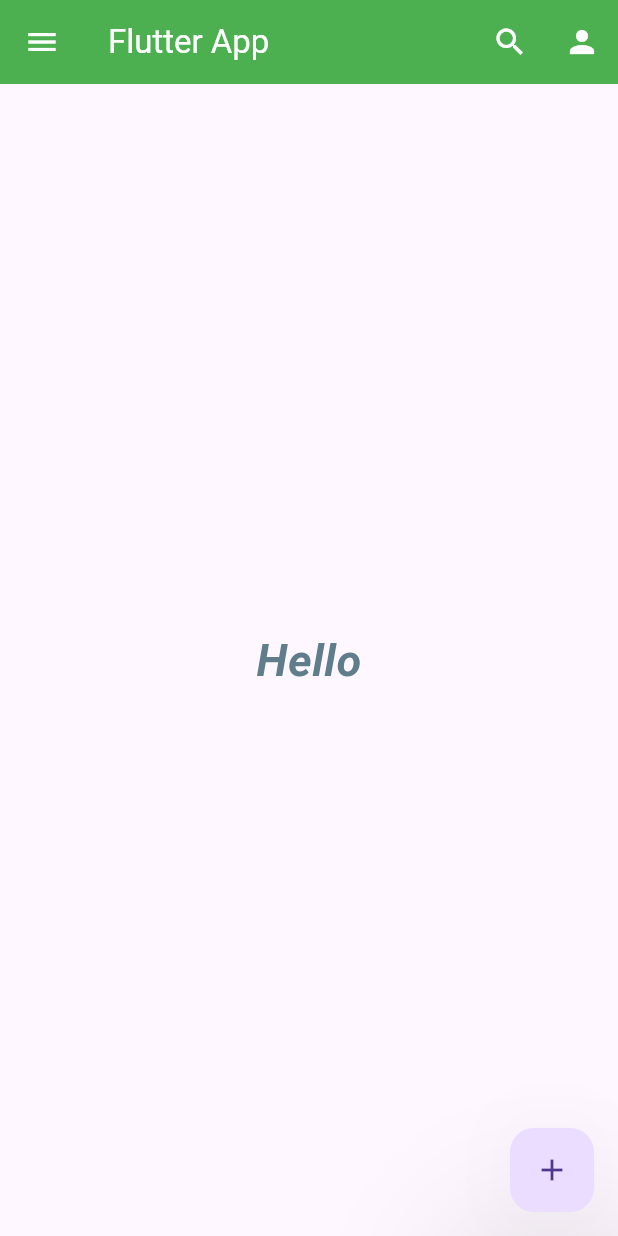
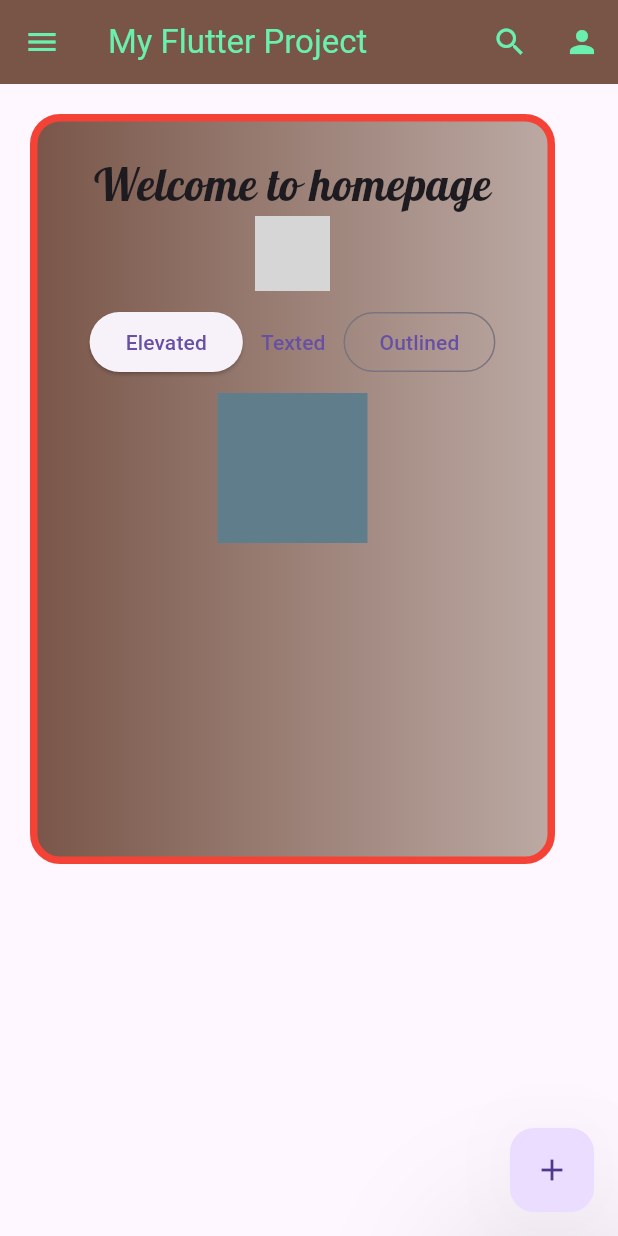
Before and after one commit to arpitadas348/project-1, a Flutter app: the screen it shows after launch, on a phone screen of 412 x 824 dp. Run offline on Flutter 3.47's test engine with Material 3 defaults, Android fonts, the phone set to English and light mode, and no system bars; our stand-ins replace google_fonts; grey boxes are pictures that could not be loaded.

Commit message:
first commit

```diff
--- a/lib/home_page.dart
+++ b/lib/home_page.dart
@@ -1,4 +1,5 @@
 import 'package:flutter/material.dart';
+import 'package:google_fonts/google_fonts.dart';
 
 class HomePage extends StatelessWidget {
   const HomePage({super.key});
@@ -7,9 +8,10 @@ class HomePage extends StatelessWidget {
   Widget build(BuildContext context) {
     return Scaffold(
       appBar: AppBar(
-        backgroundColor: Colors.green,
-        foregroundColor: Colors.white,
-        title: Text("Flutter App"),
+        // leading: Icon(Icons.home),
+        backgroundColor: Colors.brown,
+        foregroundColor: Colors.greenAccent,
+        title: Text("My Flutter Project"),
         actions: [
           IconButton(onPressed: () {}, icon: Icon(Icons.search)),
           IconButton(onPressed: () {}, icon: Icon(Icons.person)),
@@ -43,14 +45,67 @@ class HomePage extends StatelessWidget {
           ),
         ],
       ),
-      body: Center(
-        child: Text(
-          "Hello",
-          style: TextStyle(
-            fontSize: 30,
-            fontWeight: FontWeight.bold,
-            color: Colors.blueGrey,
-            fontStyle: FontStyle.italic,
+
+      body: SingleChildScrollView(
+        child: Container(
+          height: 500,
+          width: 350,
+          margin: EdgeInsets.all(20),
+          padding: EdgeInsets.all(20),
+          decoration: BoxDecoration(
+            gradient: LinearGradient(
+              colors: [Colors.brown, Colors.brown.shade200],
+            ),
+            border: Border.all(color: Colors.red, width: 5),
+            borderRadius: BorderRadius.all(Radius.circular(20)),
+          ),
+          child: Column(
+            // mainAxisAlignment: MainAxisAlignment.center,
+            children: [
+              Text(
+                "Welcome to homepage",
+                style: GoogleFonts.lobster(textStyle: TextStyle(fontSize: 30)),
+              ),
+              Image.asset('assets/images/flutter.png', height: 50),
+
+              Padding(
+                padding: const EdgeInsets.all(10.0),
+                child: Row(
+                  mainAxisAlignment: MainAxisAlignment.center,
+                  children: [
+                    ElevatedButton(
+                      onPressed: () {},
+                      style: ElevatedButton.styleFrom(
+                        // backgroundColor: Colors.brown,
+                        // foregroundColor: Colors.white,
+                        // fixedSize: Size(200, 20),
+                      ),
+                      child: Text("Elevated"),
+                    ),
+                    TextButton(
+                      onPressed: () {},
+                      style: TextButton.styleFrom(
+                        // backgroundColor: Colors.brown,
+                        // foregroundColor: Colors.white,
+                        // fixedSize: Size(200, 20),
+                      ),
+                      child: Text("Texted"),
+                    ),
+                    OutlinedButton(onPressed: () {}, child: Text("Outlined")),
+                  ],
+                ),
+              ),
+              // SizedBox(height: 20),
+              Container(height: 100, width: 100, color: Colors.blueGrey),
+              // Image.asset(
+              //   'assets/images/images.jpeg',
+              //   height: 400,
+              //   fit: BoxFit.fill,
+              // ),
+              // Image.network(
+              //   'https://images.unsplash.com/photo-1575936123452-b67c3203c357?ixlib=rb-4.1.0&ixid=M3wxMjA3fDB8MHxzZWFyY2h8Mnx8aW1hZ2V8ZW58MHx8MHx8fDA%3D&auto=format&fit=crop&q=60&w=500',
+              // ),
+            ],
           ),
         ),
       ),
--- a/pubspec.yaml
+++ b/pubspec.yaml
@@ -30,6 +30,7 @@ environment:
 dependencies:
   flutter:
     sdk: flutter
+  google_fonts: ^6.2.1
 
   # The following adds the Cupertino Icons font to your application.
   # Use with the CupertinoIcons class for iOS style icons.
@@ -58,8 +59,8 @@ flutter:
   uses-material-design: true
 
   # To add assets to your application, add an assets section, like this:
-  # assets:
-  #   - images/a_dot_burr.jpeg
+  assets:
+    - assets/images/
   #   - images/a_dot_ham.jpeg
 
   # An image asset can refer to one or more resolution-specific "variants", see
```
Also changed, not shown: assets/images/download.png (added), pubspec.lock, 1 other file.
